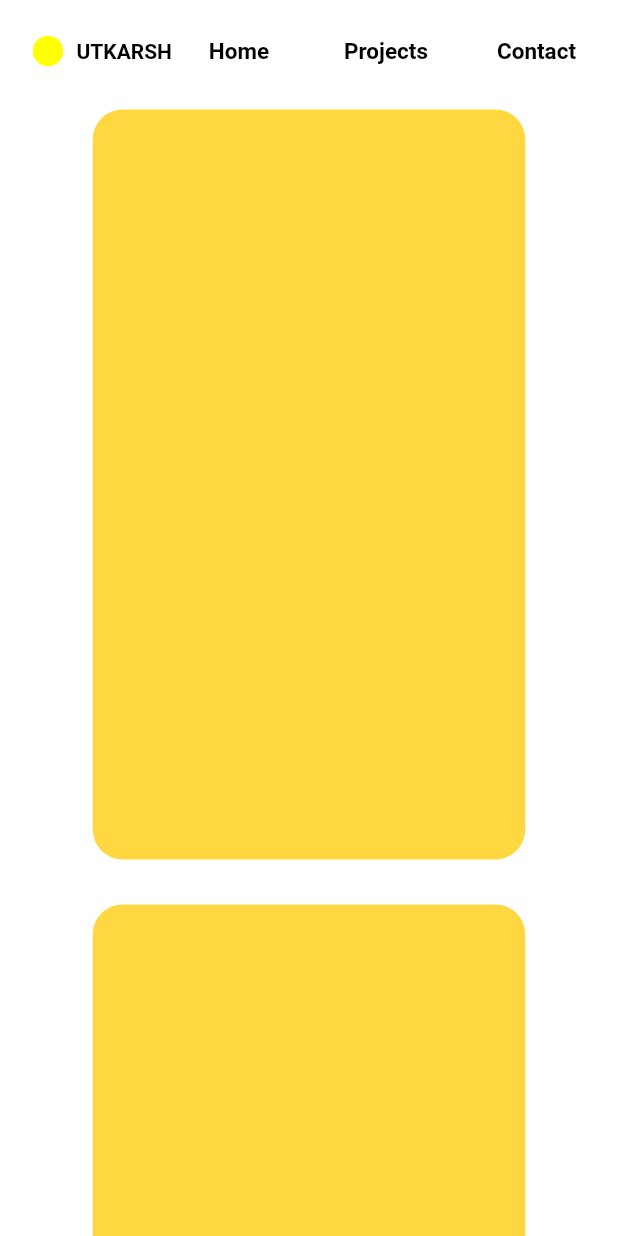
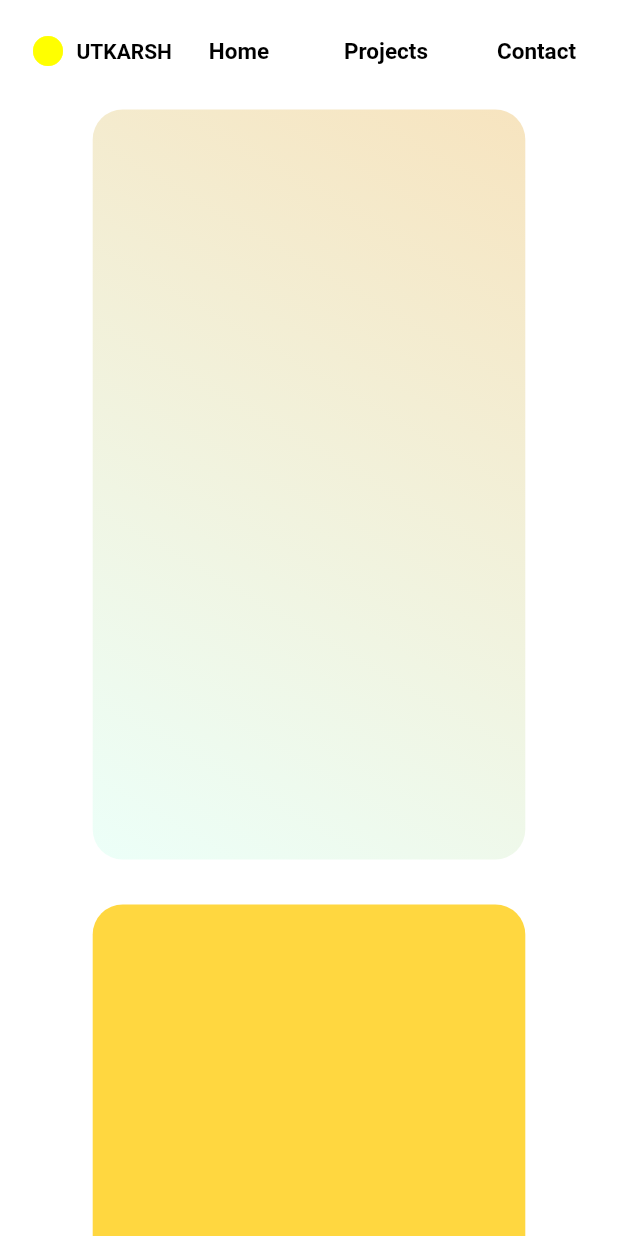
Before and after one commit to Utkarsh4517/PortfolioNew, a Flutter app: the screen it shows after launch, on a phone screen of 412 x 824 dp. Run offline on Flutter 3.47's test engine with Material 2 defaults, Android fonts, the phone set to English and light mode, and no system bars; our stand-ins replace google_fonts; Roboto replaces fonts that are missing (Chivo).

Commit message:
added linear gradient to introContainer

```diff
--- a/lib/widgets/introcontainer.dart
+++ b/lib/widgets/introcontainer.dart
@@ -12,7 +12,12 @@ class IntroContainer extends StatelessWidget {
               width: MediaQuery.of(context).size.width * 0.375,
               height: 500,
               decoration: BoxDecoration(
-                  color: Colors.amberAccent,
+                  gradient: const LinearGradient(
+                    colors: [Color(0xfff7e4bf), Color(0xf2ebfff8)],
+                    stops: [0, 1],
+                    begin: Alignment.topRight,
+                    end: Alignment.bottomLeft,
+                  ),
                   borderRadius: BorderRadius.circular(20)),
             ),
           )
@@ -20,7 +25,12 @@ class IntroContainer extends StatelessWidget {
             width: MediaQuery.of(context).size.width * 0.7,
             height: 500,
             decoration: BoxDecoration(
-                color: Colors.amberAccent,
+                gradient: const LinearGradient(
+                  colors: [Color(0xfff7e4bf), Color(0xf2ebfff8)],
+                  stops: [0, 1],
+                  begin: Alignment.topRight,
+                  end: Alignment.bottomLeft,
+                ),
                 borderRadius: BorderRadius.circular(20)),
           );
   }
--- a/lib/widgets/projectcontainer.dart
+++ b/lib/widgets/projectcontainer.dart
@@ -32,7 +32,7 @@ class _ProjectContainerState extends State<ProjectContainer> {
       child: Transform.scale(
         scale: scaleFactor,
         child: AnimatedContainer(
-          duration: const Duration(milliseconds: 500),
+          duration: const Duration(milliseconds: 400),
           transform: transform,
           child: ClipRRect(
             borderRadius: BorderRadius.circular(20),
```
